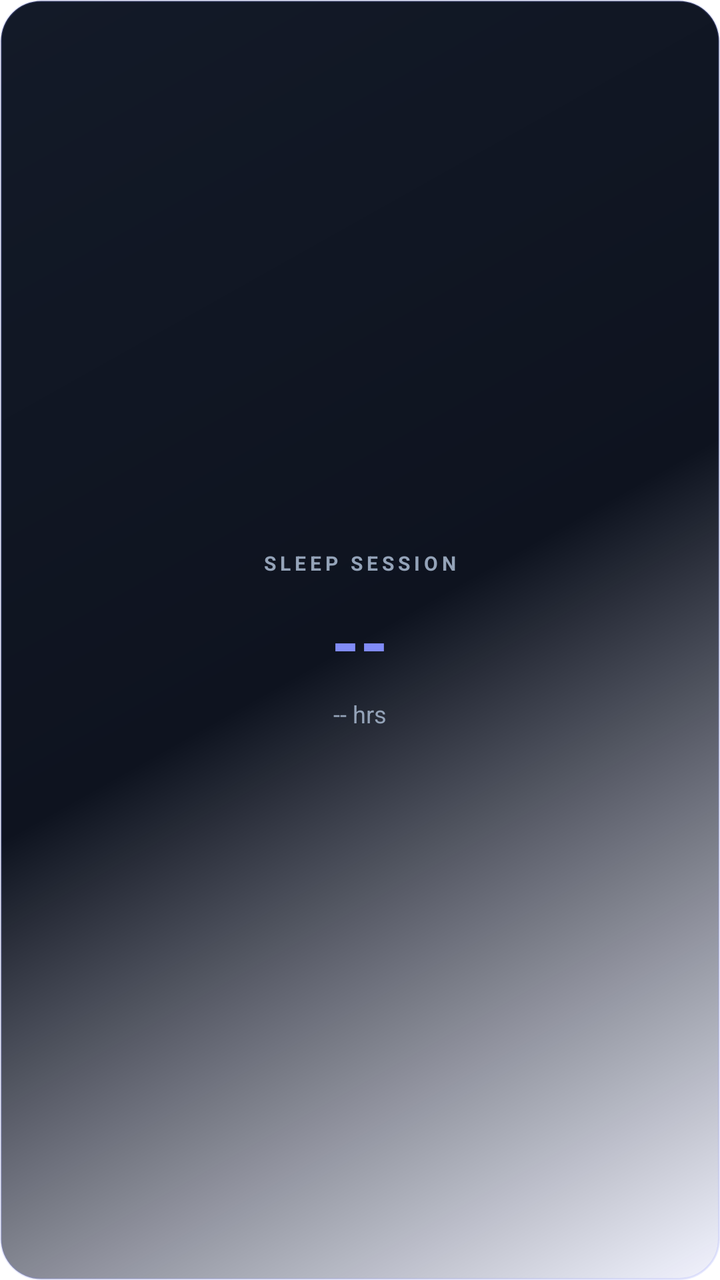
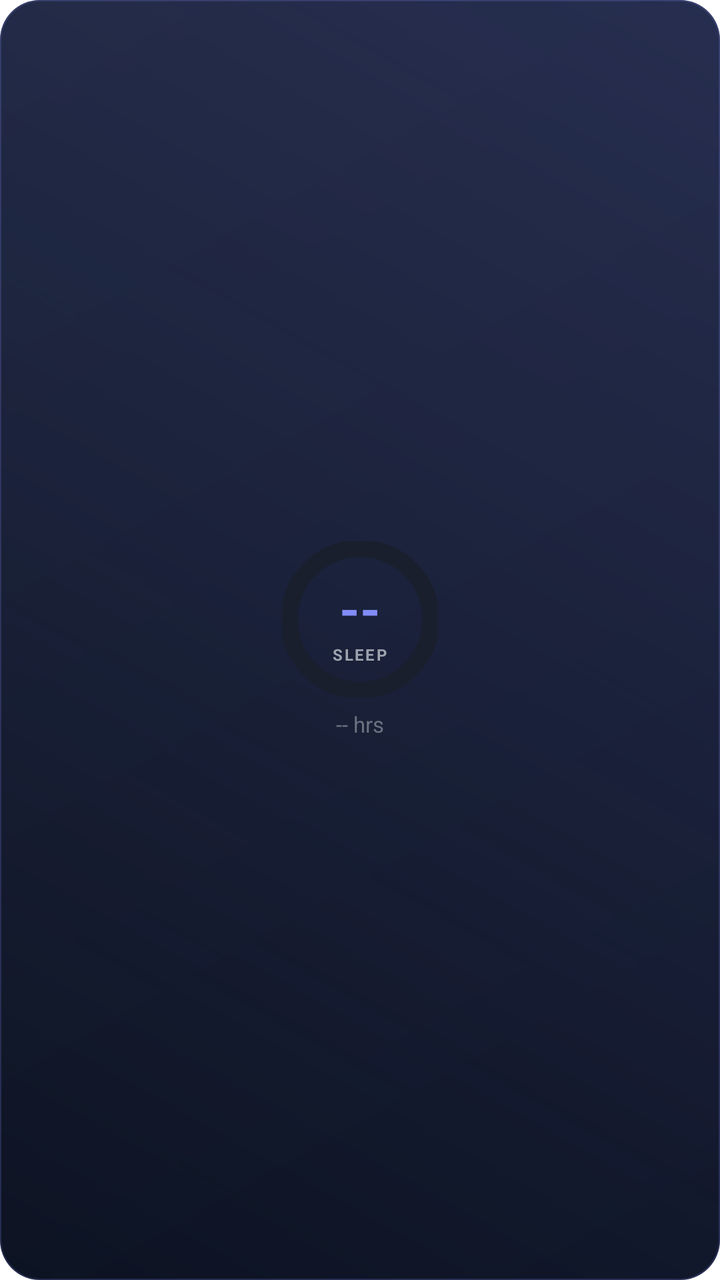

Two renders of the same Android screen: before a commit and after it. Below are the layout's source before the change and the commit's diff.
<!-- AndroidManifest.xml: fallback theme Theme.MaterialComponents.DayNight.NoActionBar -->
<!-- res/layout/widget_sleep.xml -->
<?xml version="1.0" encoding="utf-8"?>
<LinearLayout xmlns:android="http://schemas.android.com/apk/res/android"
    android:layout_width="match_parent"
    android:layout_height="match_parent"
    android:orientation="vertical"
    android:background="@drawable/widget_bg_sleep"
    android:padding="16dp"
    android:gravity="center">

    <TextView
        android:layout_width="wrap_content"
        android:layout_height="wrap_content"
        android:text="SLEEP SESSION"
        android:textColor="#94A3B8"
        android:textSize="10sp"
        android:textStyle="bold"
        android:letterSpacing="0.2"
        android:layout_marginBottom="8dp" />

    <TextView
        android:id="@+id/widget_sleep_score"
        android:layout_width="wrap_content"
        android:layout_height="wrap_content"
        android:text="--"
        android:textColor="#818CF8"
        android:textSize="36sp"
        android:textStyle="bold" />

    <TextView
        android:id="@+id/widget_sleep_duration"
        android:layout_width="wrap_content"
        android:layout_height="wrap_content"
        android:text="-- hrs"
        android:textColor="#94A3B8"
        android:textSize="12sp"
        android:layout_marginTop="4dp" />
</LinearLayout>
<!-- resources referenced by this layout -->
<resources>
  <!-- drawable widget_bg_sleep (drawable) -->
  <?xml version="1.0" encoding="utf-8"?>
  <shape xmlns:android="http://schemas.android.com/apk/res/android"
      android:shape="rectangle">
      <gradient
          android:angle="135"
          android:startColor="#1A818CF8"
          android:centerColor="#0E131F"
          android:endColor="#131A28"
          android:type="linear" />
      <corners android:radius="20dp" />
      <stroke
          android:width="1dp"
          android:color="#33818CF8" />
  </shape>
</resources>

<!-- the commit's change to res/layout/widget_sleep.xml (unified diff, before → after) -->
@@ -1,37 +1,70 @@
 <?xml version="1.0" encoding="utf-8"?>
-<LinearLayout xmlns:android="http://schemas.android.com/apk/res/android"
+<FrameLayout xmlns:android="http://schemas.android.com/apk/res/android"
+    android:id="@+id/widget_root"
     android:layout_width="match_parent"
     android:layout_height="match_parent"
-    android:orientation="vertical"
     android:background="@drawable/widget_bg_sleep"
-    android:padding="16dp"
-    android:gravity="center">
+    android:padding="16dp">
 
-    <TextView
+    <LinearLayout
         android:layout_width="wrap_content"
         android:layout_height="wrap_content"
-        android:text="SLEEP SESSION"
-        android:textColor="#94A3B8"
-        android:textSize="10sp"
-        android:textStyle="bold"
-        android:letterSpacing="0.2"
-        android:layout_marginBottom="8dp" />
+        android:layout_gravity="center"
+        android:gravity="center_horizontal"
+        android:orientation="vertical">
 
-    <TextView
-        android:id="@+id/widget_sleep_score"
-        android:layout_width="wrap_content"
-        android:layout_height="wrap_content"
-        android:text="--"
-        android:textColor="#818CF8"
-        android:textSize="36sp"
-        android:textStyle="bold" />
+        <FrameLayout
+            android:layout_width="78dp"
+            android:layout_height="78dp">
 
-    <TextView
-        android:id="@+id/widget_sleep_duration"
-        android:layout_width="wrap_content"
-        android:layout_height="wrap_content"
-        android:text="-- hrs"
-        android:textColor="#94A3B8"
-        android:textSize="12sp"
-        android:layout_marginTop="4dp" />
-</LinearLayout>
+            <ProgressBar
+                android:id="@+id/sleep_progress"
+                style="?android:attr/progressBarStyleHorizontal"
+                android:layout_width="78dp"
+                android:layout_height="78dp"
+                android:indeterminate="false"
+                android:max="100"
+                android:progress="0"
+                android:progressDrawable="@drawable/widget_circular_progress_purple" />
+
+            <LinearLayout
+                android:layout_width="match_parent"
+                android:layout_height="match_parent"
+                android:gravity="center"
+                android:orientation="vertical">
+
+                <TextView
+                    android:id="@+id/widget_sleep_score"
+                    android:layout_width="wrap_content"
+                    android:layout_height="wrap_content"
+                    android:text="--"
+                    android:textColor="#818CF8"
+                    android:textSize="26sp"
+                    android:textStyle="bold" />
+
+                <TextView
+                    android:layout_width="wrap_content"
+                    android:layout_height="wrap_content"
+                    android:text="SLEEP"
+                    android:textAllCaps="true"
+                    android:textColor="#9CA3AF"
+                    android:textSize="8sp"
+                    android:textStyle="bold"
+                    android:letterSpacing="0.1" />
+
+            </LinearLayout>
+
+        </FrameLayout>
+
+        <TextView
+            android:id="@+id/widget_sleep_duration"
+            android:layout_width="wrap_content"
+            android:layout_height="wrap_content"
+            android:layout_marginTop="6dp"
+            android:text="-- hrs"
+            android:textColor="#6B7280"
+            android:textSize="11sp" />
+
+    </LinearLayout>
+
+</FrameLayout>
<!-- resource entries referenced after the edit -->
@@ -2,18 +2,76 @@
 <resources>
   <!-- drawable widget_bg_sleep (drawable) -->
   <?xml version="1.0" encoding="utf-8"?>
-  <shape xmlns:android="http://schemas.android.com/apk/res/android"
-      android:shape="rectangle">
-      <gradient
-          android:angle="135"
-          android:startColor="#1A818CF8"
-          android:centerColor="#0E131F"
-          android:endColor="#131A28"
-          android:type="linear" />
-      <corners android:radius="20dp" />
-      <stroke
-          android:width="1dp"
-          android:color="#33818CF8" />
-  </shape>
+  <layer-list xmlns:android="http://schemas.android.com/apk/res/android">
+  
+      
+      <item>
+          <shape android:shape="rectangle">
+              <gradient
+                  android:startColor="#0B1120"
+                  android:endColor="#111827"
+                  android:angle="135"
+                  android:type="linear" />
+              <corners android:radius="20dp" />
+          </shape>
+      </item>
+  
+      
+      <item>
+          <shape android:shape="rectangle">
+              <gradient
+                  android:startColor="#33818CF8"
+                  android:endColor="#00000000"
+                  android:angle="225"
+                  android:type="linear" />
+              <corners android:radius="20dp" />
+          </shape>
+      </item>
+  
+      
+      <item>
+          <shape android:shape="rectangle">
+              <stroke
+                  android:width="0.5dp"
+                  android:color="#33818CF8" />
+              <corners android:radius="20dp" />
+              <solid android:color="@android:color/transparent" />
+          </shape>
+      </item>
+  
+  </layer-list>
+  <!-- drawable widget_circular_progress_purple (drawable) -->
+  <?xml version="1.0" encoding="utf-8"?>
+  <layer-list xmlns:android="http://schemas.android.com/apk/res/android">
+  
+      
+      <item>
+          <shape
+              android:shape="ring"
+              android:innerRadiusRatio="2.5"
+              android:thicknessRatio="9"
+              android:useLevel="false">
+              <solid android:color="#1A1F2E" />
+          </shape>
+      </item>
+  
+      
+      <item>
+          <rotate
+              android:fromDegrees="270"
+              android:toDegrees="270"
+              android:pivotX="50%"
+              android:pivotY="50%">
+              <shape
+                  android:shape="ring"
+                  android:innerRadiusRatio="2.5"
+                  android:thicknessRatio="9"
+                  android:useLevel="true">
+                  <solid android:color="#818CF8" />
+              </shape>
+          </rotate>
+      </item>
+  
+  </layer-list>
 </resources>
 
